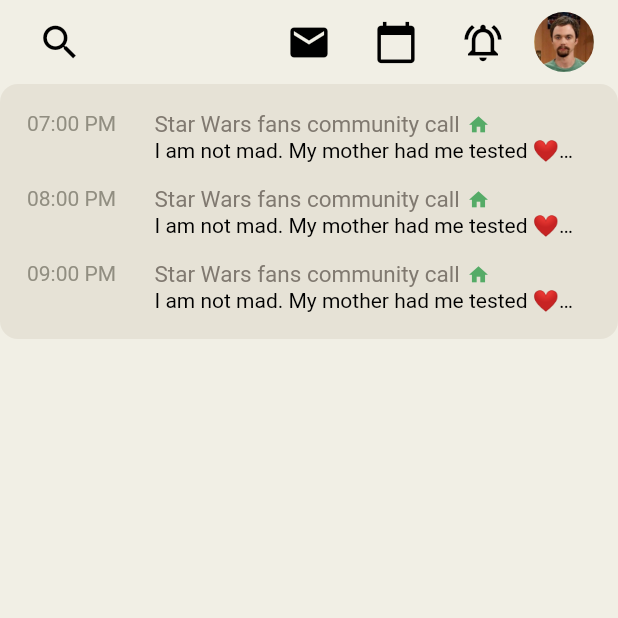
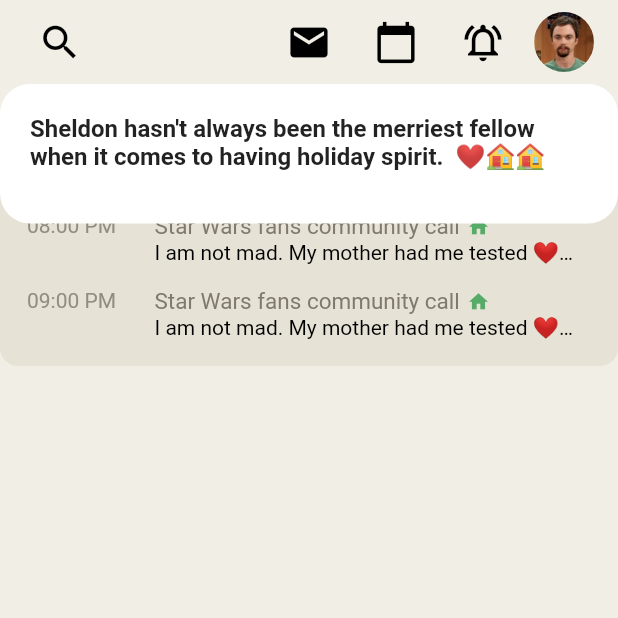
Before and after one commit to ArchishmanSengupta/Clubhouse-ui, a Flutter app: the HomePage screen opened directly, on a phone screen of 412 x 824 dp, the top half of it. Run offline on Flutter 3.47's test engine with Material 2 defaults, Android fonts, the phone set to English and light mode, and no system bars; our stand-ins replace country_code_picker.

Commit message:
room card skeleton

```diff
--- a/lib/pages/welcome/lobby/lobby_page.dart
+++ b/lib/pages/welcome/lobby/lobby_page.dart
@@ -1,12 +1,17 @@
+import 'package:blackvector/models/room.dart';
+import 'package:blackvector/pages/welcome/lobby/widgets/room_card.dart';
 import 'package:blackvector/pages/welcome/lobby/widgets/schedule_card.dart';
+import 'package:blackvector/util/data.dart';
 import 'package:flutter/material.dart';
 
 class LobbyPage extends StatelessWidget {
   @override
   Widget build(BuildContext context) {
     return Stack(
+      alignment: Alignment.topCenter,
       children: [
         buildScheduleCard(),
+        buildRoomCard(rooms[0]),
       ],
 
     );
@@ -14,7 +19,18 @@
 
   Widget buildScheduleCard(){
     return Container(
+      margin: const EdgeInsets.symmetric(
+        vertical: 18,
+      ),
       child: ScheduleCard(),
     );
   }
+
+  Widget buildRoomCard(Room room){
+    return Container(
+      child: RoomCard(
+        room: room,
+        ),
+    );
+  }
 }
--- /dev/null
+++ b/lib/pages/welcome/lobby/widgets/room_card.dart
@@ -0,0 +1,43 @@
+import 'package:blackvector/models/room.dart';
+import 'package:flutter/material.dart';
+
+class RoomCard extends StatelessWidget {
+  final Room room;
+
+  const RoomCard({Key key, this.room}) : super(key: key);
+  @override
+  Widget build(BuildContext context) {
+    return Container(
+
+      padding: const EdgeInsets.symmetric(
+        horizontal: 20,
+        vertical: 20,
+      ),
+
+      decoration: BoxDecoration(color: Colors.white,
+      borderRadius: BorderRadius.circular(20),
+      ),
+
+      child: Column(
+        mainAxisSize: MainAxisSize.min,
+        children: [
+          Text(room.title,style:
+          TextStyle(
+            fontWeight: FontWeight.bold,
+            fontSize: 16,
+          ),
+          ),
+          SizedBox(height: 15,),
+          Row(
+            children: [
+
+            ],
+          )
+
+        ],
+      ),
+
+    );
+  }
+
+}
--- a/lib/util/data.dart
+++ b/lib/util/data.dart
@@ -59,7 +59,7 @@
 List roomData = List.generate(
   10,
   (index) => {
-    'title': 'Lorem ipsum dolor sit amet, consectetur adipiscing elit? ❤🏠🏠',
+    'title': 'Sheldon hasn\'t always been the merriest fellow when it comes to having holiday spirit.  ❤🏠🏠',
     "users": List.generate(20, (index) => User.fromJson(userData[index]))
       ..shuffle(),
     'speakerCount': 4,
```
